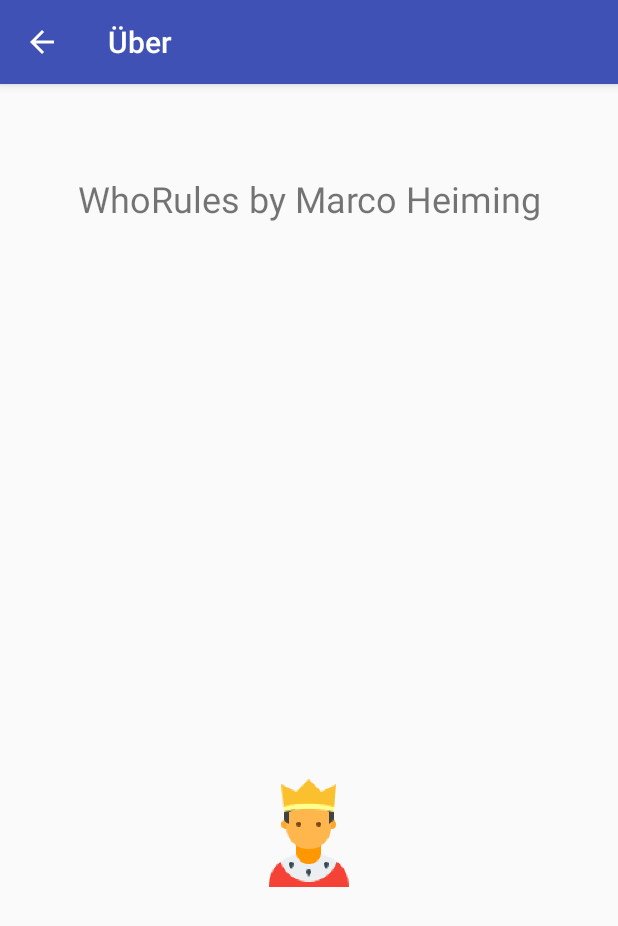
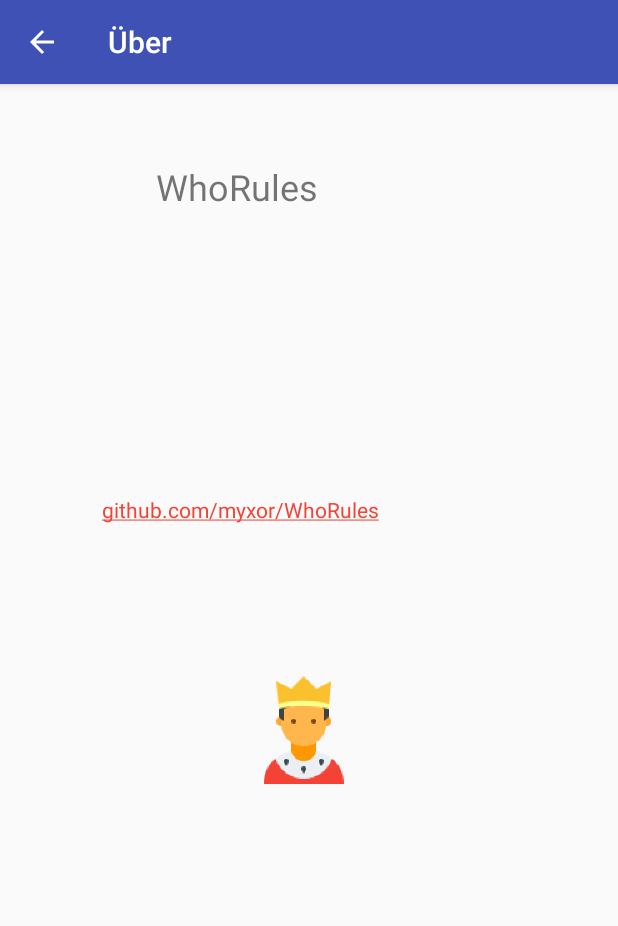
Before and after one commit to myxor/WhoRules, an Android app: the AboutActivity screen opened directly, with no data from a screen before it, on a phone screen of 412 x 824 dp. Shown: the top 926 px of the screen. Run offline under Robolectric (Android 15) with nearby library versions, the phone set to English and light mode, and no system bars.

Commit message:
Link to Github repo

```diff
--- a/app/src/main/res/layout/content_about.xml
+++ b/app/src/main/res/layout/content_about.xml
@@ -11,10 +11,10 @@
     <TextView
         android:id="@+id/textView2"
         android:layout_width="wrap_content"
-        android:layout_height="33dp"
-        android:layout_marginStart="52dp"
-        android:layout_marginTop="60dp"
-        android:text="WhoRules by Marco Heiming"
+        android:layout_height="wrap_content"
+        android:layout_marginStart="104dp"
+        android:layout_marginTop="52dp"
+        android:text="WhoRules"
         android:textSize="24sp"
         app:layout_constraintStart_toStartOf="parent"
         app:layout_constraintTop_toTopOf="parent" />
@@ -23,10 +23,23 @@
         android:id="@+id/imageView3"
         android:layout_width="108dp"
         android:layout_height="108dp"
-        android:layout_marginBottom="215dp"
+        android:layout_marginBottom="284dp"
+        android:contentDescription="Logo"
         app:layout_constraintBottom_toBottomOf="parent"
         app:layout_constraintEnd_toEndOf="parent"
-        app:layout_constraintHorizontal_bias="0.5"
+        app:layout_constraintHorizontal_bias="0.49"
         app:layout_constraintStart_toStartOf="parent"
         app:srcCompat="@mipmap/ic_launcher_foreground" />
+
+    <TextView
+        android:id="@+id/textView3"
+        android:layout_width="185dp"
+        android:layout_height="19dp"
+        android:layout_marginStart="68dp"
+        android:layout_marginTop="274dp"
+        android:autoLink="web"
+        android:text="github.com/myxor/WhoRules"
+        app:layout_constraintStart_toStartOf="parent"
+        app:layout_constraintTop_toTopOf="parent" />
+
 </android.support.constraint.ConstraintLayout>
```
